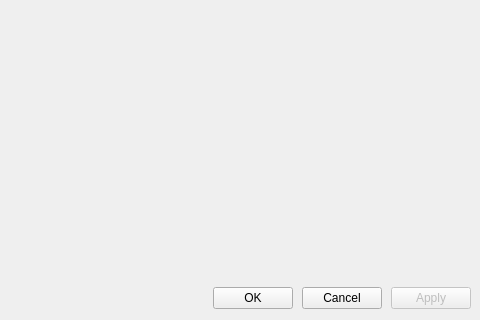
Old version of the form quickiewebbot/ui/application_settings_widget.ui in the repository andrascii/RiveSolutions_SEO_Spider; both pictures show x 379 to 859 and y 294 to 614 of the 859 by 614 pixel window.
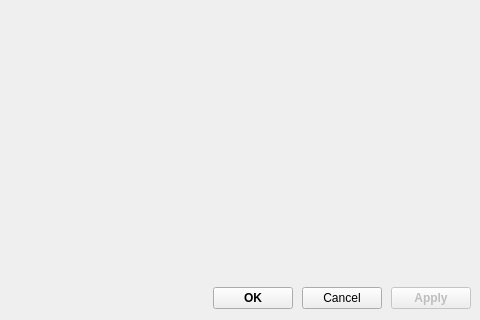
New version of the form.

Patch:
```diff
--- a/quickiewebbot/ui/application_settings_widget.ui
+++ b/quickiewebbot/ui/application_settings_widget.ui
@@ -83,6 +83,12 @@
        <verstretch>0</verstretch>
       </sizepolicy>
      </property>
+     <property name="font">
+      <font>
+       <weight>75</weight>
+       <bold>true</bold>
+      </font>
+     </property>
      <property name="text">
       <string>OK</string>
      </property>
@@ -93,6 +99,12 @@
      <property name="enabled">
       <bool>false</bool>
      </property>
+     <property name="font">
+      <font>
+       <weight>75</weight>
+       <bold>true</bold>
+      </font>
+     </property>
      <property name="text">
       <string>Apply</string>
      </property>
```
Left out of the diff: 20 changed lines with no effect on the pictures.
